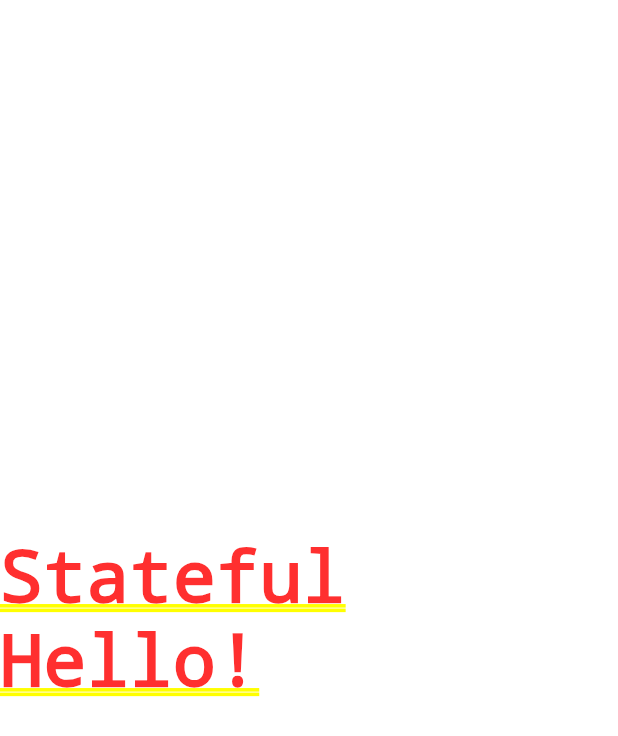
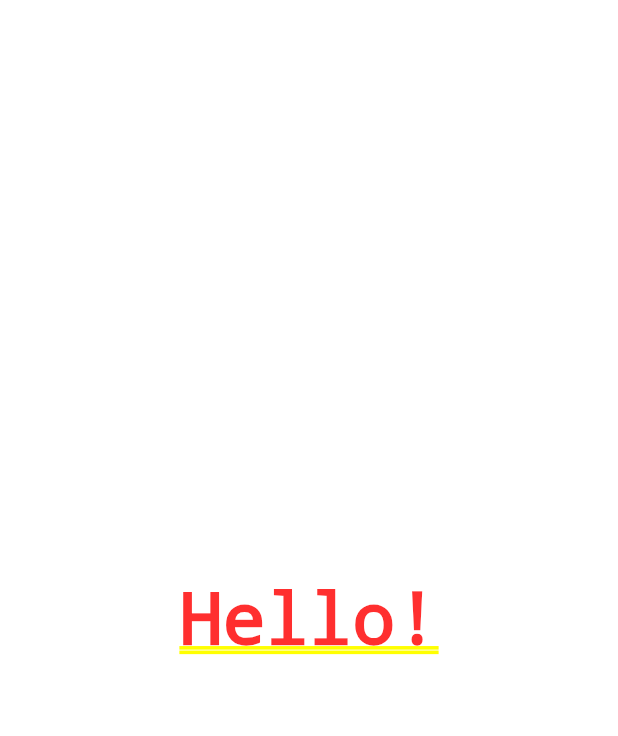
Before and after one commit to VilgoQ/places, a Flutter app: the screen it shows after launch, on a phone screen of 412 x 824 dp. Shown: the top 736 px of the screen. Run offline on Flutter 3.47's test engine with Material 2 defaults, Android fonts, the phone set to English and light mode, and no system bars.

```diff
--- a/lib/main.dart
+++ b/lib/main.dart
@@ -3,22 +3,18 @@
 import 'package:flutter/material.dart';
 
 void main() {
-  runApp(const MyApp());
+  runApp(const App());
 }
 
-class MyApp extends StatelessWidget {
-  const MyApp({Key? key}) : super(key: key);
+class App extends StatelessWidget {
+  const App({Key? key}) : super(key: key);
 
   // This widget is the root of your application.
   @override
   Widget build(BuildContext context) {
     return MaterialApp(
-      title: 'Places',
-      theme: ThemeData(
-        fontFamily: 'Roboto',
-        primarySwatch: Colors.blue,
-      ),
-      home: MyFirstStatefulWidget(),
+      title: 'xDDD',
+      home: MyFirstWidget(),
     );
   }
 }
@@ -26,6 +22,8 @@ class MyApp extends StatelessWidget {
 // ignore: prefer-single-widget-per-file
 class MyFirstWidget extends StatelessWidget {
   int _counter = 0;
+
+  //Type getContext() => context.runtimeType;
 
   MyFirstWidget({Key? key}) : super(key: key);
 
@@ -61,4 +59,6 @@ class _MyFirstStatefulWidgetState extends State<MyFirstStatefulWidget> {
       ),
     );
   }
+
+  Type getContext() => context.runtimeType;
 }
```
Also changed, not shown: 1 other file.
